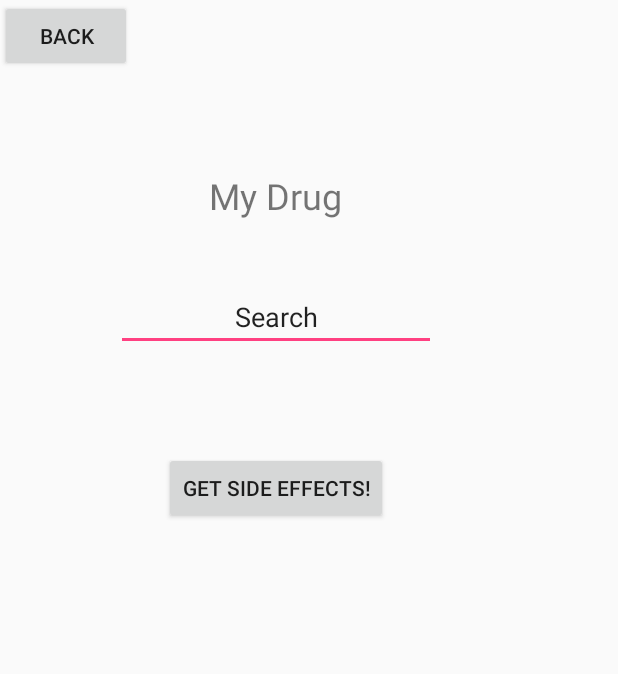
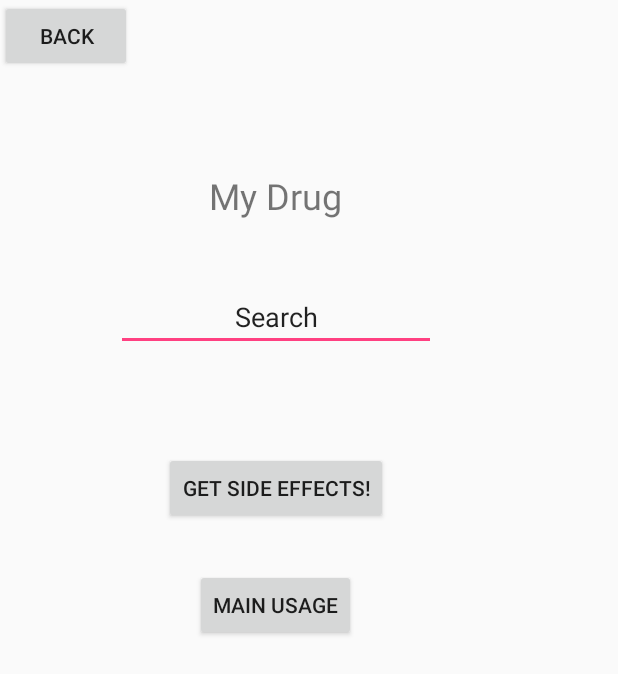
Before and after one commit to erlunlian/CameraTextRecognition, an Android app: the TypeActivity screen opened directly, with no data from a screen before it, on a phone screen of 412 x 824 dp. Shown: the top 674 px of the screen. Run offline under Robolectric (Android 15) with nearby library versions, the phone set to English and light mode, and no system bars; network calls fail.

```diff
--- a/app/src/main/java/dev/edmt/androidcamerarecognitiontext/MainActivity.java
+++ b/app/src/main/java/dev/edmt/androidcamerarecognitiontext/MainActivity.java
@@ -156,8 +156,8 @@ public class MainActivity extends AppCompatActivity {
                                                     }
                                                     String drug_name = stringBuilder.toString().toLowerCase().trim();
                                                     textView.setText(stringBuilder.toString());
-                                                    if (d.find_drug(drug_name) == true) {
-                                                        String side_effect = "Strength of Drug: " + d.display_value(drug_name);
+                                                    if (d.find_drug(drug_name)) {
+                                                        String side_effect = "Strength of Drug: " + d.display_purpose(drug_name);
                                                         textView2.setText(side_effect);
                                                     }
                                                     else {
--- a/app/src/main/res/layout/activity_type.xml
+++ b/app/src/main/res/layout/activity_type.xml
@@ -50,7 +50,16 @@
             android:layout_height="wrap_content"
             android:layout_alignParentStart="true"
             android:layout_alignParentTop="true"
-            android:text="Back" />
+            android:text="@string/back" />
+
+        <Button
+            android:id="@+id/Purpose"
+            android:layout_width="wrap_content"
+            android:layout_height="wrap_content"
+            android:layout_alignParentBottom="true"
+            android:layout_centerHorizontal="true"
+            android:layout_marginBottom="68dp"
+            android:text="@string/main_usage" />
 
 
     </RelativeLayout>
--- a/app/src/main/res/values/strings.xml
+++ b/app/src/main/res/values/strings.xml
@@ -9,4 +9,5 @@
     <string name="Clear"></string>
     <string name="Output">Side Effects</string>
     <string name="Error">Drug Does Not Exist</string>
+    <string name="main_usage">Main Usage</string>
 </resources>
```
Also changed, not shown: app/src/main/java/dev/edmt/androidcamerarecognitiontext/TypeActivity.java (+19 -16 lines), app/src/main/java/dev/edmt/androidcamerarecognitiontext/drug_list.java (+19 -15 lines).
